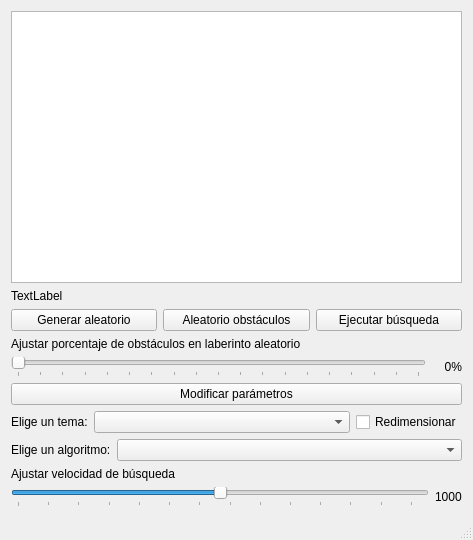
First picture: the form in Implementación Gráfica 1/hp_mdl/ventanaprincipal.ui, repository Rafaherrero/ia, before the edit.
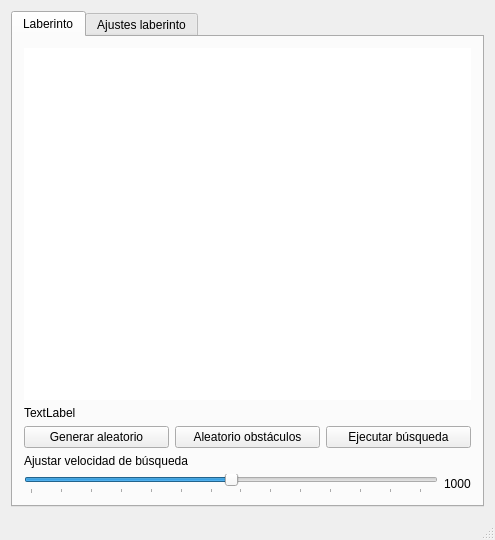
Second picture: the form after the edit.

Commit message: Cambiada interfaz gráfica. Versión 0.0.1

```diff
--- a/Implementación Gráfica 1/hp_mdl/ventanaprincipal.ui
+++ b/Implementación Gráfica 1/hp_mdl/ventanaprincipal.ui
@@ -6,7 +6,7 @@
    <rect>
     <x>0</x>
     <y>0</y>
-    <width>473</width>
+    <width>495</width>
     <height>540</height>
    </rect>
   </property>
@@ -40,10 +40,42 @@
    </property>
    <layout class="QVBoxLayout" name="verticalLayout">
     <item>
-     <layout class="QHBoxLayout" name="horizontalLayout_5">
-      <property name="topMargin">
+     <widget class="QTabWidget" name="tabWidget">
+      <property name="focusPolicy">
+       <enum>Qt::NoFocus</enum>
+      </property>
+      <property name="autoFillBackground">
+       <bool>true</bool>
+      </property>
+      <property name="styleSheet">
+       <string notr="true">focus</string>
+      </property>
+      <property name="tabPosition">
+       <enum>QTabWidget::North</enum>
+      </property>
+      <property name="tabShape">
+       <enum>QTabWidget::Rounded</enum>
+      </property>
+      <property name="currentIndex">
        <number>0</number>
       </property>
+      <property name="elideMode">
+       <enum>Qt::ElideLeft</enum>
+      </property>
+      <property name="usesScrollButtons">
+       <bool>false</bool>
+      </property>
+      <property name="movable">
+       <bool>false</bool>
+      </property>
+      <property name="tabBarAutoHide">
+       <bool>false</bool>
+      </property>
+      <widget class="QWidget" name="tab">
+       <attribute name="title">
+        <string>Laberinto</string>
+       </attribute>
+       <layout class="QVBoxLayout" name="verticalLayout_2">
       <item>
        <widget class="QGraphicsView" name="grafico_mapa">
         <property name="sizePolicy">
@@ -64,6 +96,12 @@
           <height>0</height>
          </size>
         </property>
+          <property name="focusPolicy">
+           <enum>Qt::NoFocus</enum>
+          </property>
+          <property name="frameShape">
+           <enum>QFrame::NoFrame</enum>
+          </property>
         <property name="verticalScrollBarPolicy">
          <enum>Qt::ScrollBarAsNeeded</enum>
         </property>
@@ -75,8 +113,6 @@
         </property>
        </widget>
       </item>
-     </layout>
-    </item>
     <item>
      <widget class="QLabel" name="estado_harry">
       <property name="text">
@@ -131,6 +167,68 @@
      </layout>
     </item>
     <item>
+         <widget class="QLabel" name="label_4">
+          <property name="text">
+           <string>Ajustar velocidad de búsqueda</string>
+          </property>
+         </widget>
+        </item>
+        <item>
+         <layout class="QHBoxLayout" name="horizontalLayout_6">
+          <property name="topMargin">
+           <number>0</number>
+          </property>
+          <item>
+           <widget class="QSlider" name="horizontalSlider_2">
+            <property name="focusPolicy">
+             <enum>Qt::NoFocus</enum>
+            </property>
+            <property name="maximum">
+             <number>2000</number>
+            </property>
+            <property name="singleStep">
+             <number>100</number>
+            </property>
+            <property name="pageStep">
+             <number>100</number>
+            </property>
+            <property name="value">
+             <number>1000</number>
+            </property>
+            <property name="orientation">
+             <enum>Qt::Horizontal</enum>
+            </property>
+            <property name="invertedAppearance">
+             <bool>false</bool>
+            </property>
+            <property name="invertedControls">
+             <bool>false</bool>
+            </property>
+            <property name="tickPosition">
+             <enum>QSlider::TicksBelow</enum>
+            </property>
+            <property name="tickInterval">
+             <number>150</number>
+            </property>
+           </widget>
+          </item>
+          <item>
+           <widget class="QLabel" name="texto_velocidad">
+            <property name="text">
+             <string>1000</string>
+            </property>
+           </widget>
+          </item>
+         </layout>
+        </item>
+       </layout>
+      </widget>
+      <widget class="QWidget" name="tab_2">
+       <attribute name="title">
+        <string>Ajustes laberinto</string>
+       </attribute>
+       <layout class="QVBoxLayout" name="verticalLayout_3">
+        <item>
      <widget class="QLabel" name="label">
       <property name="text">
        <string>Ajustar porcentaje de obstáculos en laberinto aleatorio</string>
@@ -264,57 +362,9 @@
       </item>
      </layout>
     </item>
-    <item>
-     <widget class="QLabel" name="label_4">
-      <property name="text">
-       <string>Ajustar velocidad de búsqueda</string>
-      </property>
-     </widget>
-    </item>
-    <item>
-     <layout class="QHBoxLayout" name="horizontalLayout_6">
-      <property name="topMargin">
-       <number>0</number>
-      </property>
-      <item>
-       <widget class="QSlider" name="horizontalSlider_2">
-        <property name="maximum">
-         <number>2000</number>
-        </property>
-        <property name="singleStep">
-         <number>100</number>
-        </property>
-        <property name="pageStep">
-         <number>100</number>
-        </property>
-        <property name="value">
-         <number>1000</number>
-        </property>
-        <property name="orientation">
-         <enum>Qt::Horizontal</enum>
-        </property>
-        <property name="invertedAppearance">
-         <bool>false</bool>
-        </property>
-        <property name="invertedControls">
-         <bool>false</bool>
-        </property>
-        <property name="tickPosition">
-         <enum>QSlider::TicksBelow</enum>
-        </property>
-        <property name="tickInterval">
-         <number>150</number>
-        </property>
-       </widget>
-      </item>
-      <item>
-       <widget class="QLabel" name="texto_velocidad">
-        <property name="text">
-         <string>1000</string>
-        </property>
-       </widget>
-      </item>
-     </layout>
+       </layout>
+      </widget>
+     </widget>
     </item>
    </layout>
   </widget>
```
Left out of the diff: 15 changed lines with no effect on the pictures. Lines whose indentation alone changed are shown as unchanged. The commit also changes 2 other files.
